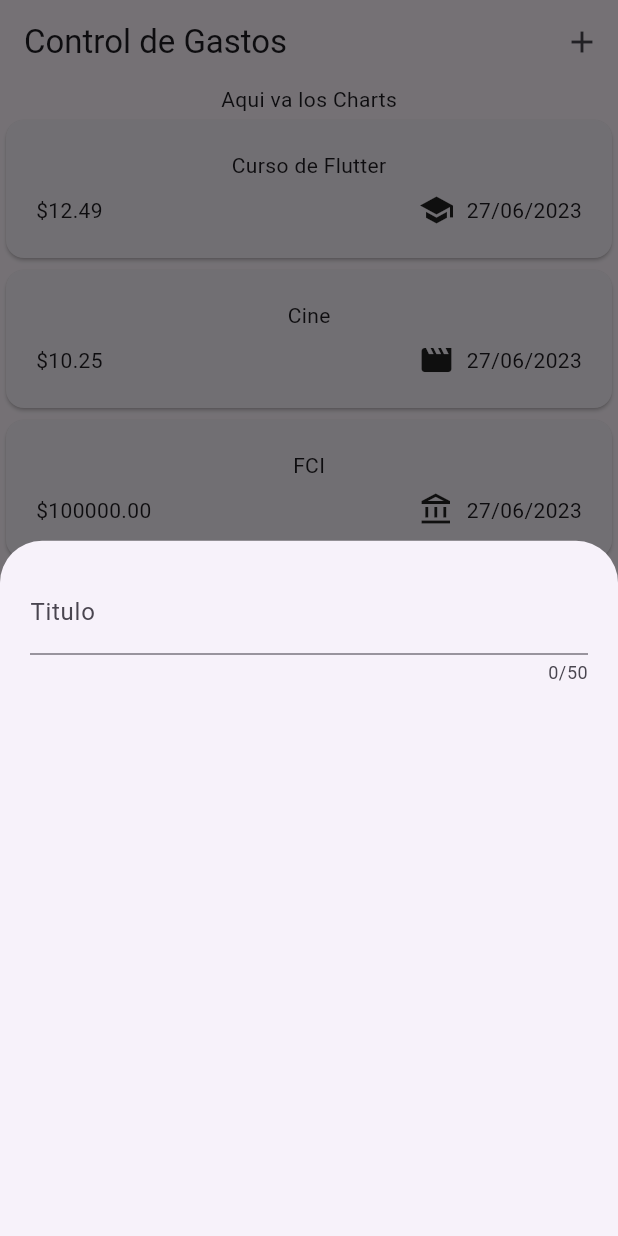
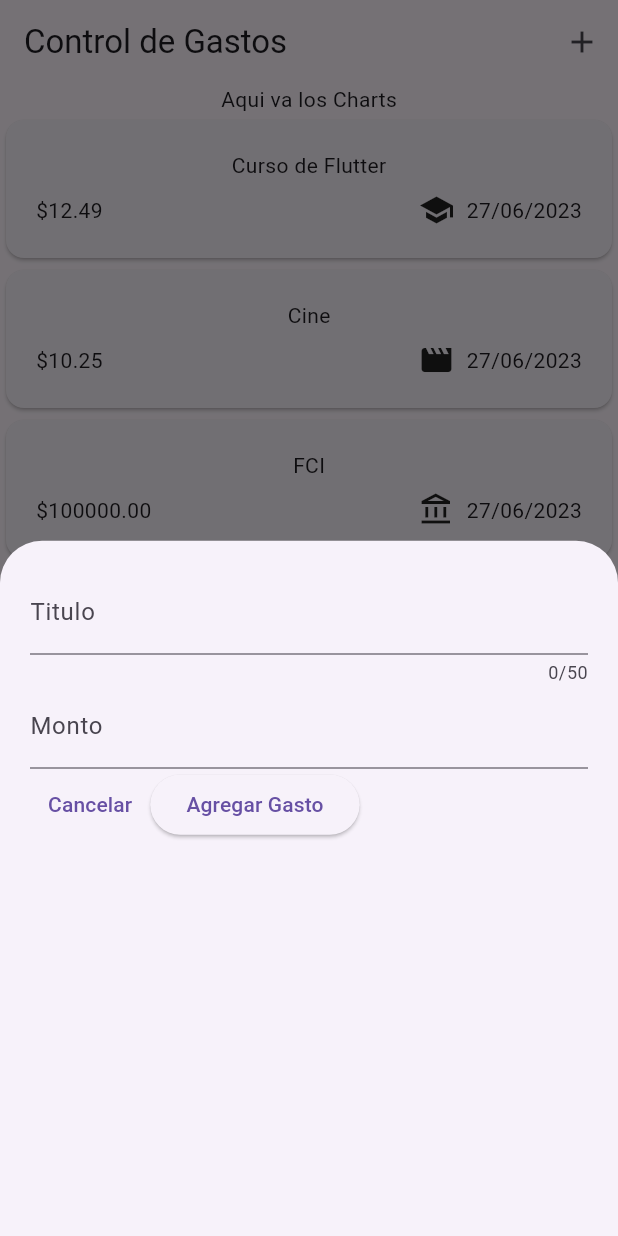
Before and after one commit to schwarz84/expenses-tracker-app, a Flutter app: the screen it shows after launch, after a tap on the "add" icon, on a phone screen of 412 x 824 dp. Run offline on Flutter 3.47's test engine with Material 2 defaults, Android fonts, the phone set to English and light mode, and no system bars.

Commit message:
clase 111

```diff
--- a/lib/widgets/add_expense.dart
+++ b/lib/widgets/add_expense.dart
@@ -10,17 +10,53 @@ class NewExpense extends StatefulWidget {
 }
 
 class _NewExpenseState extends State<NewExpense> {
+
+  final _titleController = TextEditingController();
+
+  final _amountController = TextEditingController();
+
+  @override
+  void dispose() {
+    _amountController.dispose();
+    _titleController.dispose();
+    super.dispose();
+  }
+
   @override
   Widget build(BuildContext context) {
-    return const Padding(
-      padding: EdgeInsets.all(20),
+    return Padding(
+      padding: const EdgeInsets.all(20),
       child: Column(
         children: [
           TextField(
+            controller: _titleController,
             maxLength: 50,
-            decoration: InputDecoration(
+            decoration: const InputDecoration(
               label: Text('Titulo')
             ),
+          ),
+          TextField(
+            controller: _amountController,
+            keyboardType: TextInputType.number,
+            decoration: const InputDecoration(
+              label: Text('Monto'),
+              prefixText: '\$ '
+            ),
+          ),
+          Row(
+            children: [
+              TextButton(
+                onPressed: () {
+                  Navigator.pop(context);
+                },
+                child: const Text('Cancelar')),
+              ElevatedButton(
+                onPressed: () {
+                  print(_titleController.text);
+                  print(_amountController.text);
+                },
+                child: const Text('Agregar Gasto'))
+            ],
           )
         ],
       ),
```
